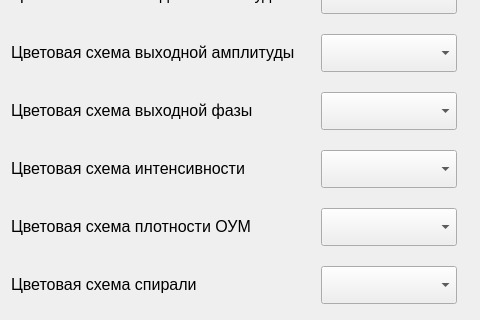
Above: settings.ui from Laufinsconsca/vortex-processing before the change; both pictures show x 0 to 480 and y 155 to 475 of the 750 by 475 pixel window. Below: the same form after it.
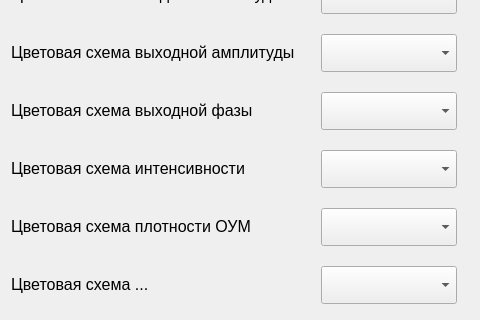
That is the form after the change. Icons and pictures are not drawn.

The edit to the form file:
```diff
--- a/settings.ui
+++ b/settings.ui
@@ -122,7 +122,7 @@
    <item row="14" column="0">
     <widget class="QLabel" name="label_8">
      <property name="text">
-      <string>&lt;html&gt;&lt;head/&gt;&lt;body&gt;&lt;p&gt;&lt;span style=&quot; font-size:12pt;&quot;&gt;Цветовая схема спирали&lt;/span&gt;&lt;/p&gt;&lt;/body&gt;&lt;/html&gt;</string>
+      <string>&lt;html&gt;&lt;head/&gt;&lt;body&gt;&lt;p&gt;&lt;span style=&quot; font-size:12pt;&quot;&gt;Цветовая схема ...&lt;/span&gt;&lt;/p&gt;&lt;/body&gt;&lt;/html&gt;</string>
      </property>
     </widget>
    </item>
```
